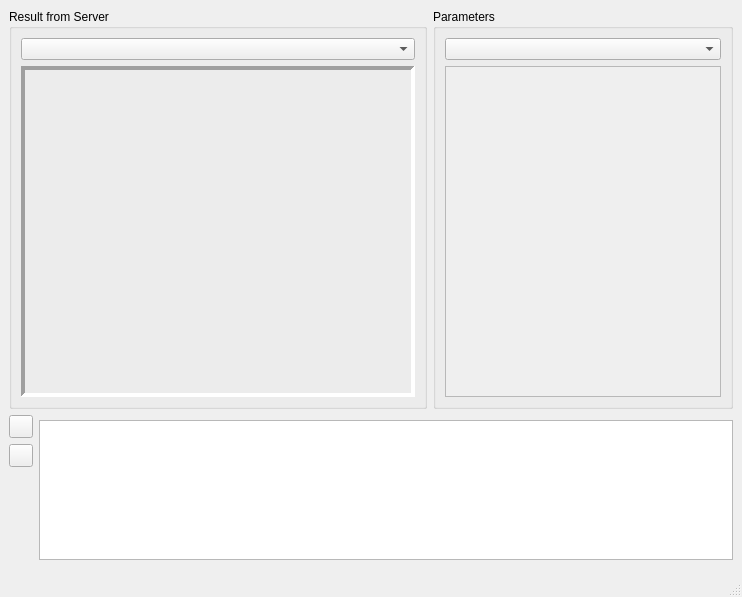
This is gui_mapping_client/resource/main_window.ui in sonia-auv/rqt_sonia_plugins as Qt 5 draws it before an edit. The edited form follows.
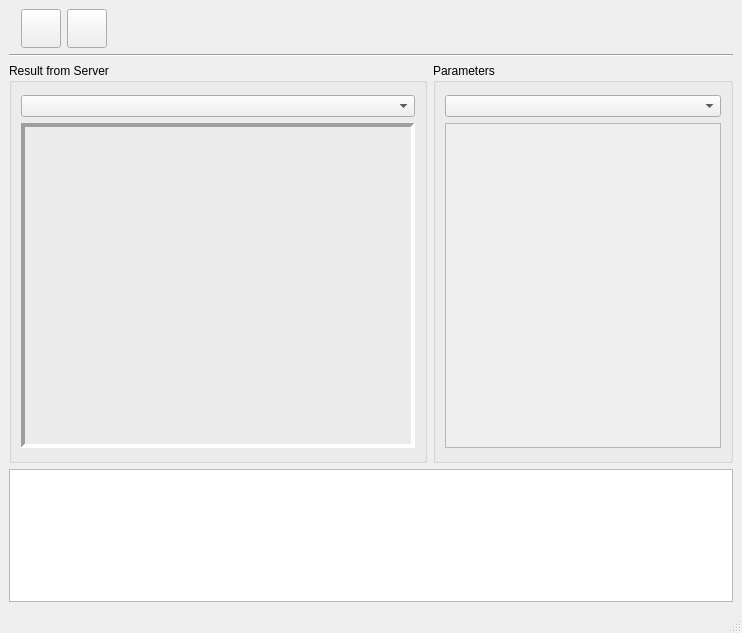
This is the edited form. Icons and pictures are not drawn. Custom widgets are drawn as their Qt base class.

Commit message: Changing the UI after the inserted bug for the image display.

Diff of the .ui file:
```diff
--- a/gui_mapping_client/resource/main_window.ui
+++ b/gui_mapping_client/resource/main_window.ui
@@ -7,7 +7,7 @@
     <x>0</x>
     <y>0</y>
     <width>742</width>
-    <height>597</height>
+    <height>633</height>
    </rect>
   </property>
   <property name="windowTitle">
@@ -25,7 +25,21 @@
   </property>
   <widget class="QWidget" name="central_widget">
    <layout class="QGridLayout" name="gridLayout">
-    <item row="0" column="0">
+    <item row="3" column="0">
+     <layout class="QHBoxLayout" name="horizontalLayout_2">
+      <item>
+       <widget class="QPlainTextEdit" name="log_widget">
+        <property name="maximumSize">
+         <size>
+          <width>16777215</width>
+          <height>140</height>
+         </size>
+        </property>
+       </widget>
+      </item>
+     </layout>
+    </item>
+    <item row="2" column="0">
      <layout class="QHBoxLayout" name="horizontalLayout">
       <item>
        <widget class="QGroupBox" name="result_groupbox">
@@ -39,6 +53,12 @@
          <string>Result from Server</string>
         </property>
         <layout class="QGridLayout" name="gridLayout_2">
+         <property name="topMargin">
+          <number>12</number>
+         </property>
+         <property name="bottomMargin">
+          <number>12</number>
+         </property>
          <item row="0" column="0">
           <layout class="QVBoxLayout" name="verticalLayout">
            <item>
@@ -86,6 +106,12 @@
          <string>Parameters</string>
         </property>
         <layout class="QVBoxLayout" name="verticalLayout_5">
+         <property name="topMargin">
+          <number>12</number>
+         </property>
+         <property name="bottomMargin">
+          <number>12</number>
+         </property>
          <item>
           <widget class="QComboBox" name="proc_tree_combobox"/>
          </item>
@@ -137,28 +163,17 @@
       </item>
      </layout>
     </item>
-    <item row="1" column="0">
-     <layout class="QHBoxLayout" name="horizontalLayout_2">
-      <item>
+    <item row="0" column="0">
        <widget class="QWidget" name="command_widget" native="true">
-        <property name="sizePolicy">
-         <sizepolicy hsizetype="Minimum" vsizetype="Minimum">
-          <horstretch>0</horstretch>
-          <verstretch>0</verstretch>
-         </sizepolicy>
-        </property>
-        <property name="layoutDirection">
-         <enum>Qt::LeftToRight</enum>
-        </property>
-        <layout class="QVBoxLayout" name="verticalLayout_2">
+      <layout class="QHBoxLayout" name="horizontalLayout_3">
          <property name="leftMargin">
-          <number>0</number>
+        <number>12</number>
          </property>
          <property name="topMargin">
           <number>0</number>
          </property>
          <property name="rightMargin">
-          <number>0</number>
+        <number>12</number>
          </property>
          <property name="bottomMargin">
           <number>0</number>
@@ -168,6 +183,12 @@
            <property name="text">
             <string/>
            </property>
+         <property name="iconSize">
+          <size>
+           <width>32</width>
+           <height>32</height>
+          </size>
+         </property>
           </widget>
          </item>
          <item>
@@ -175,17 +196,23 @@
            <property name="text">
             <string/>
            </property>
+         <property name="iconSize">
+          <size>
+           <width>32</width>
+           <height>32</height>
+          </size>
+         </property>
           </widget>
          </item>
          <item>
-          <spacer name="verticalSpacer">
+        <spacer name="horizontalSpacer">
            <property name="orientation">
-            <enum>Qt::Vertical</enum>
+          <enum>Qt::Horizontal</enum>
            </property>
            <property name="sizeHint" stdset="0">
             <size>
-             <width>20</width>
-             <height>40</height>
+           <width>40</width>
+           <height>20</height>
             </size>
            </property>
           </spacer>
@@ -193,17 +220,12 @@
         </layout>
        </widget>
       </item>
-      <item>
-       <widget class="QPlainTextEdit" name="log_widget">
-        <property name="maximumSize">
-         <size>
-          <width>16777215</width>
-          <height>140</height>
-         </size>
-        </property>
-       </widget>
-      </item>
-     </layout>
+    <item row="1" column="0">
+     <widget class="Line" name="line">
+      <property name="orientation">
+       <enum>Qt::Horizontal</enum>
+      </property>
+     </widget>
     </item>
    </layout>
   </widget>
```
Lines whose indentation alone changed are shown as unchanged.
